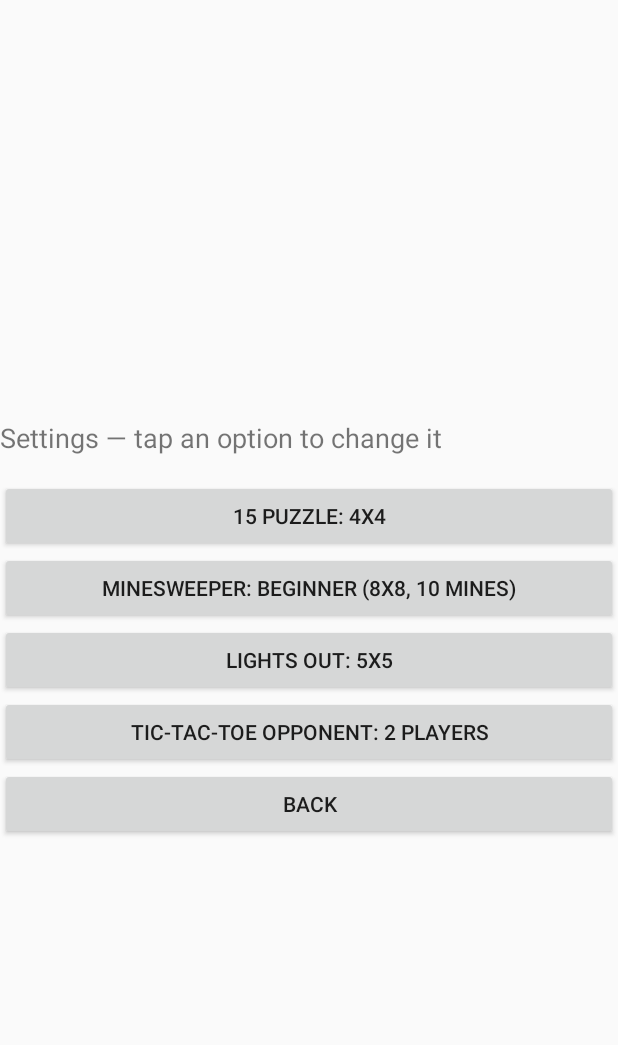
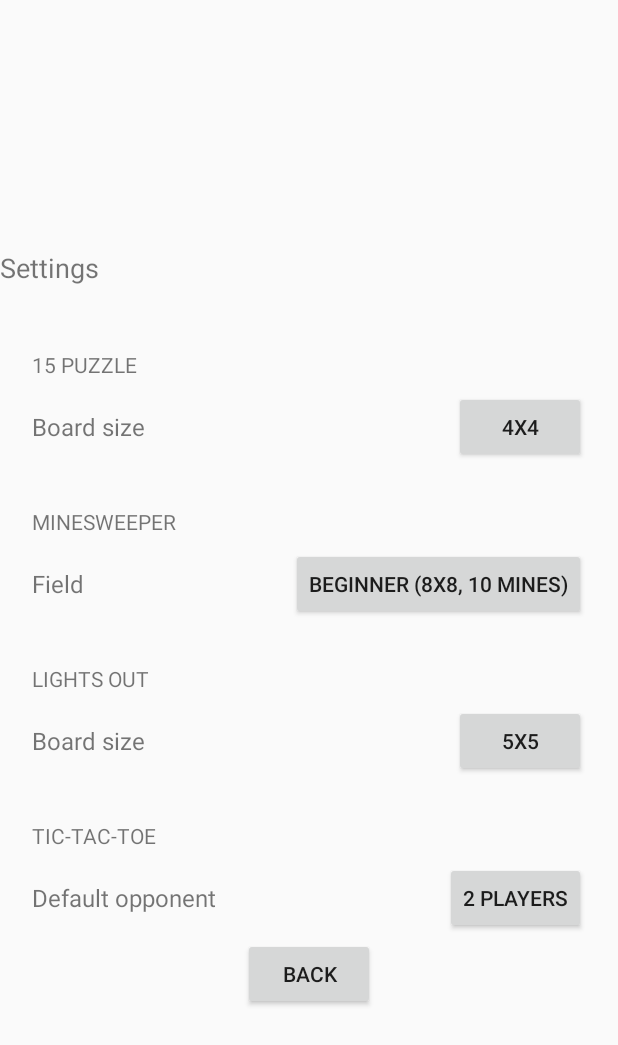
Before and after one commit to i3iorn/game_portal, an Android app: the SettingsActivity screen opened directly, with no data from a screen before it, on a phone screen of 412 x 824 dp. Shown: the top 1045 px of the screen. Run offline under Robolectric (Android 15) with nearby library versions, the phone set to English and light mode, and no system bars.

Commit message:
UI alignment pass: centered status lines and buttons on all game screens; Settings grouped per game with aligned label/value rows (Ui.header helper)

```diff
--- a/app/src/main/java/com/micro/gameportal/Game2048Activity.kt
+++ b/app/src/main/java/com/micro/gameportal/Game2048Activity.kt
@@ -31,9 +31,9 @@ class Game2048Activity : Activity() {
         status = Ui.status(this)
         val grid = buildGrid()
         grid.setOnTouchListener(SwipeListener { direction -> onSwipe(direction) })
-        root.addView(status)
+        Ui.addCentered(root, status)
         Ui.addCentered(root, grid)
-        root.addView(Ui.button(this, "New game") {
+        Ui.addCentered(root, Ui.button(this, "New game") {
             game.newGame()
             render()
         })
--- a/app/src/main/java/com/micro/gameportal/LightsOutActivity.kt
+++ b/app/src/main/java/com/micro/gameportal/LightsOutActivity.kt
@@ -46,7 +46,7 @@ class LightsOutActivity : Activity() {
         val cell = (GRID_MAX_PX / size).coerceIn(56, 165)
         val root = Ui.gameRoot(this)
         status = Ui.status(this)
-        root.addView(status)
+        Ui.addCentered(root, status)
         cells = Array(size * size) { Button(this) }
         val grid = GridLayout(this).apply {
             columnCount = size
@@ -63,7 +63,7 @@ class LightsOutActivity : Activity() {
             }
         }
         Ui.addCentered(root, grid)
-        root.addView(Ui.button(this, "New game") {
+        Ui.addCentered(root, Ui.button(this, "New game") {
             game.newGame()
             render()
         })
--- a/app/src/main/java/com/micro/gameportal/MemoryActivity.kt
+++ b/app/src/main/java/com/micro/gameportal/MemoryActivity.kt
@@ -24,7 +24,7 @@ class MemoryActivity : Activity() {
         game = MemoryGame()
         val root = Ui.gameRoot(this)
         status = Ui.status(this, "Find all pairs!")
-        root.addView(status)
+        Ui.addCentered(root, status)
         cells = Array(game.faces.size) { Button(this) }
         val grid = GridLayout(this).apply {
             columnCount = 4
--- a/app/src/main/java/com/micro/gameportal/MinefieldActivity.kt
+++ b/app/src/main/java/com/micro/gameportal/MinefieldActivity.kt
@@ -93,7 +93,7 @@ class MinefieldActivity : Activity() {
         val cell = (GRID_MAX_PX / cols).coerceIn(56, 90)
         val root = Ui.gameRoot(this)
         status = Ui.status(this)
-        root.addView(status)
+        Ui.addCentered(root, status)
         cells = Array(rows * cols) { Button(this) }
         val grid = GridLayout(this).apply {
             columnCount = cols
@@ -112,7 +112,7 @@ class MinefieldActivity : Activity() {
             }
         }
         Ui.addCentered(root, grid)
-        root.addView(Ui.button(this, "New game") {
+        Ui.addCentered(root, Ui.button(this, "New game") {
             field = Minefield(rows = rows, cols = cols, mineCount = presetFields(preset).third)
             elapsedBaseMs = 0L
             render()
--- a/app/src/main/java/com/micro/gameportal/SettingsActivity.kt
+++ b/app/src/main/java/com/micro/gameportal/SettingsActivity.kt
@@ -2,10 +2,17 @@ package com.micro.gameportal
 
 import android.app.Activity
 import android.os.Bundle
+import android.view.Gravity
+import android.view.View
+import android.view.ViewGroup
+import android.widget.Button
 import android.widget.LinearLayout
 import android.widget.TextView
 
-/** Settings screen: puzzle size, minesweeper preset, lights out size, tic-tac-toe opponent. */
+/**
+ * Settings, grouped per game: each section has a header and aligned
+ * label/value rows; tapping a row's value cycles it and rebuilds the screen.
+ */
 class SettingsActivity : Activity() {
 
     private lateinit var settings: GameSettings
@@ -21,24 +28,55 @@ class SettingsActivity : Activity() {
 
     private fun build(): LinearLayout {
         val root = Ui.gameRoot(this)
-        root.addView(Ui.status(this, "Settings — tap an option to change it"))
-        root.addView(Ui.button(this, "15 Puzzle: ${settings.puzzleSize}x${settings.puzzleSize}") {
+        root.addView(Ui.status(this, "Settings"))
+
+        root.addView(Ui.header(this, "15 PUZZLE"))
+        root.addView(optionRow("Board size", "${settings.puzzleSize}x${settings.puzzleSize}") {
             settings.puzzleSize = nextSize(GameSettings.PUZZLE_SIZES, settings.puzzleSize)
-            setContentView(build())
         })
-        root.addView(Ui.button(this, "Minesweeper: ${GameSettings.MINESWEEPER_PRESETS[settings.minesweeperPreset]}") {
+
+        root.addView(Ui.header(this, "MINESWEEPER"))
+        root.addView(optionRow("Field", GameSettings.MINESWEEPER_PRESETS[settings.minesweeperPreset]) {
             settings.minesweeperPreset = (settings.minesweeperPreset + 1) % GameSettings.MINESWEEPER_PRESETS.size
-            setContentView(build())
         })
-        root.addView(Ui.button(this, "Lights Out: ${settings.lightsOutSize}x${settings.lightsOutSize}") {
+
+        root.addView(Ui.header(this, "LIGHTS OUT"))
+        root.addView(optionRow("Board size", "${settings.lightsOutSize}x${settings.lightsOutSize}") {
             settings.lightsOutSize = nextSize(GameSettings.LIGHTS_OUT_SIZES, settings.lightsOutSize)
-            setContentView(build())
         })
-        root.addView(Ui.button(this, "Tic-Tac-Toe opponent: ${GameSettings.TTT_OPPONENTS[settings.ticTacToeOpponent]}") {
+
+        root.addView(Ui.header(this, "TIC-TAC-TOE"))
+        root.addView(optionRow("Default opponent", GameSettings.TTT_OPPONENTS[settings.ticTacToeOpponent]) {
             settings.ticTacToeOpponent = (settings.ticTacToeOpponent + 1) % GameSettings.TTT_OPPONENTS.size
-            setContentView(build())
         })
-        root.addView(Ui.button(this, "Back") { finish() })
+
+        Ui.addCentered(root, Ui.button(this, "Back") { finish() })
         return root
     }
+
+    /** One settings row: caption on the left, cycling value button on the right. */
+    private fun optionRow(label: String, value: String, cycle: () -> Unit): View {
+        val row = LinearLayout(this).apply {
+            orientation = LinearLayout.HORIZONTAL
+            gravity = Gravity.CENTER_VERTICAL
+            setPadding(32, 4, 32, 4)
+        }
+        row.addView(
+            TextView(this).apply {
+                text = label
+                textSize = 16f
+                layoutParams = LinearLayout.LayoutParams(0, ViewGroup.LayoutParams.WRAP_CONTENT, 1f)
+            },
+        )
+        row.addView(
+            Button(this).apply {
+                text = value
+                setOnClickListener {
+                    cycle()
+                    setContentView(build())
+                }
+            },
+        )
+        return row
+    }
 }
--- a/app/src/main/java/com/micro/gameportal/SlidingPuzzleActivity.kt
+++ b/app/src/main/java/com/micro/gameportal/SlidingPuzzleActivity.kt
@@ -82,7 +82,7 @@ class SlidingPuzzleActivity : Activity() {
         val cell = (GRID_MAX_PX / size).coerceAtLeast(56)
         val root = Ui.gameRoot(this)
         status = Ui.status(this)
-        root.addView(status)
+        Ui.addCentered(root, status)
         cells = Array(size * size) { Button(this) }
         val grid = GridLayout(this).apply {
             columnCount = size
@@ -99,7 +99,7 @@ class SlidingPuzzleActivity : Activity() {
             }
         }
         Ui.addCentered(root, grid)
-        root.addView(Ui.button(this, "New game") {
+        Ui.addCentered(root, Ui.button(this, "New game") {
             game.newGame()
             elapsedBaseMs = 0L
             solvedElapsedMs = -1L
--- a/app/src/main/java/com/micro/gameportal/TicTacToeActivity.kt
+++ b/app/src/main/java/com/micro/gameportal/TicTacToeActivity.kt
@@ -32,11 +32,11 @@ class TicTacToeActivity : Activity() {
         status = Ui.status(this).apply { setTextColor(Color.DKGRAY) }
         board = TicTacToeBoardView(this)
         board.onCellTapped = ::onCellTapped
-        root.addView(status)
+        Ui.addCentered(root, status)
         Ui.addCentered(root, board)
         opponentButton = Ui.button(this, "") { cycleOpponent() }
-        root.addView(opponentButton)
-        root.addView(Ui.button(this, "New game") {
+        Ui.addCentered(root, opponentButton)
+        Ui.addCentered(root, Ui.button(this, "New game") {
             game.reset()
             board.game = game
             render()
--- a/app/src/main/java/com/micro/gameportal/Ui.kt
+++ b/app/src/main/java/com/micro/gameportal/Ui.kt
@@ -41,6 +41,13 @@ object Ui {
         text = initial
     }
 
+    /** Small section caption used to group rows on list screens (e.g. Settings). */
+    fun header(activity: Activity, caption: String): TextView = TextView(activity).apply {
+        text = caption
+        textSize = 14f
+        setPadding(32, 40, 32, 8)
+    }
+
     fun button(activity: Activity, label: String, onClick: () -> Unit): Button = Button(activity).apply {
         text = label
         setOnClickListener { onClick() }
```
